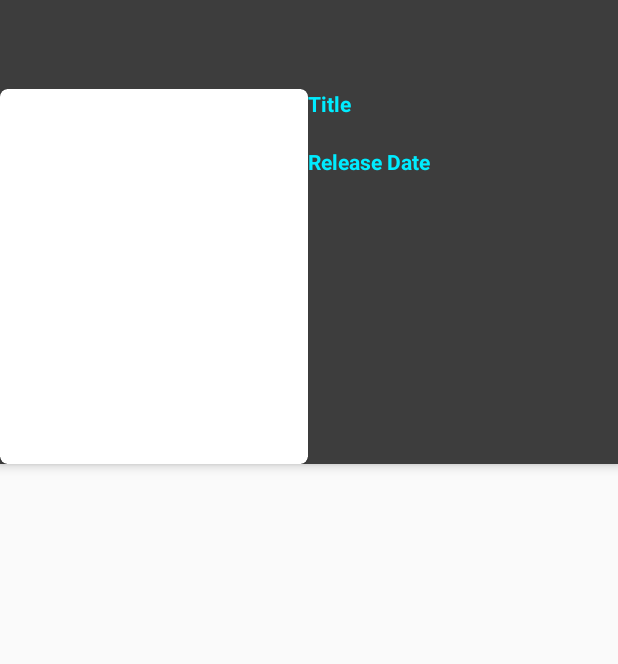
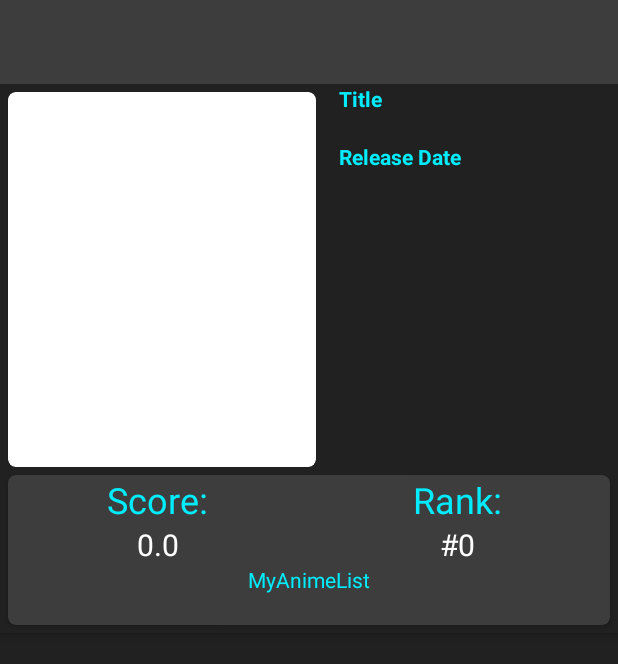
Before and after one commit to alengozy/AniDex, an Android app: the layout details_layout.xml on its own in the app's theme, with its tools: preview values and no code run, on a phone screen of 412 x 824 dp. Shown: the top 664 px of the screen. Run offline under Robolectric (Android 15) with nearby library versions, the phone set to English and light mode, and no system bars.

Commit message:
Details layout modifications and some new strings/dimensions

```diff
--- a/app/src/main/res/layout/details_layout.xml
+++ b/app/src/main/res/layout/details_layout.xml
@@ -3,42 +3,38 @@
     xmlns:app="http://schemas.android.com/apk/res-auto"
     android:layout_width="match_parent"
     android:layout_height="match_parent">
+
     <androidx.core.widget.NestedScrollView
         android:layout_width="match_parent"
         android:layout_height="match_parent"
+        android:background="@color/colorPrimaryDark"
         app:layout_behavior="@string/appbar_scrolling_view_behavior">
 
         <com.google.android.material.appbar.AppBarLayout
             android:id="@+id/appBarLayout"
             android:layout_width="match_parent"
             android:layout_height="wrap_content"
-            android:orientation="vertical"
-            >
+            android:background="@color/colorPrimaryDark"
+            android:orientation="vertical">
 
             <androidx.appcompat.widget.Toolbar
                 android:id="@+id/details_toolbar"
                 android:layout_width="match_parent"
                 android:layout_height="wrap_content"
+                android:background="@color/colorPrimary"
+                app:collapseIcon="@drawable/abc_vector_test"
                 app:layout_scrollFlags="scroll|enterAlways" />
 
-            <androidx.viewpager2.widget.ViewPager2
-                android:id="@+id/tabLayout"
+            <LinearLayout
                 android:layout_width="match_parent"
-                android:layout_height="wrap_content"
-                app:tabTextColor="@color/colorAccent">
-
-            </androidx.viewpager2.widget.ViewPager2>
-
-            <LinearLayout
-                android:layout_width="341dp"
-                android:layout_height="wrap_content"
-                android:orientation="horizontal"
-                android:layout_marginTop="@dimen/layout_margin_top3dp">
+                android:layout_height="255dp"
+                android:orientation="horizontal">
 
                 <androidx.cardview.widget.CardView
                     android:id="@+id/detail_card"
                     android:layout_width="205dp"
                     android:layout_height="250dp"
+                    android:layout_margin="5dp"
                     app:cardCornerRadius="5dp"
                     app:cardElevation="1dp">
 
@@ -54,35 +50,129 @@
 
 
                 </androidx.cardview.widget.CardView>
+
                 <LinearLayout
                     android:layout_width="match_parent"
                     android:layout_height="wrap_content"
                     android:orientation="vertical">
+
                     <TextView
                         android:layout_width="match_parent"
                         android:layout_height="wrap_content"
+                        android:layout_marginStart="@dimen/layout_margin_top10dp"
                         android:text="@string/title"
-                        android:textStyle="bold"
-                        android:textColor="@color/colorAccent" />
+                        android:textColor="@color/colorAccent"
+                        android:textStyle="bold" />
+
                     <TextView
                         android:id="@+id/detail_title"
                         android:layout_width="match_parent"
                         android:layout_height="wrap_content"
+                        android:layout_marginStart="@dimen/layout_margin_top10dp"
                         android:textColor="@color/white" />
+
                     <TextView
                         android:layout_width="match_parent"
                         android:layout_height="wrap_content"
+                        android:layout_marginStart="@dimen/layout_margin_top10dp"
                         android:text="@string/release_date"
-                        android:textStyle="bold"
-                        android:textColor="@color/colorAccent"/>
+                        android:textColor="@color/colorAccent"
+                        android:textStyle="bold" />
+
+                    <TextView
+                        android:id="@+id/detail_releasedate"
+                        android:layout_width="match_parent"
+                        android:layout_height="wrap_content"
+                        android:layout_marginStart="@dimen/layout_margin_top10dp" />
+
+
                 </LinearLayout>
 
             </LinearLayout>
+
+            <androidx.cardview.widget.CardView
+                android:layout_width="match_parent"
+                android:layout_height="100dp"
+                android:layout_margin="5dp"
+                app:cardBackgroundColor="@color/colorPrimary"
+                app:cardCornerRadius="5dp">
+
+                <LinearLayout
+                    android:layout_width="match_parent"
+                    android:layout_height="wrap_content"
+                    android:orientation="vertical">
+
+                    <GridLayout
+                        android:layout_width="match_parent"
+                        android:layout_height="match_parent"
+                        android:columnCount="2"
+                        android:orientation="vertical"
+                        android:rowCount="1">
+
+                        <LinearLayout
+                            android:layout_width="200dp"
+                            android:layout_height="wrap_content"
+                            android:orientation="vertical">
+
+                            <TextView
+                                android:layout_width="wrap_content"
+                                android:layout_height="wrap_content"
+                                android:text="@string/score"
+                                android:textColor="@color/colorAccent"
+                                android:textSize="@dimen/scoreranksize"
+                                android:layout_gravity="center"/>
+
+                            <TextView
+                                android:id="@+id/scoredetails"
+                                android:layout_width="wrap_content"
+                                android:layout_height="wrap_content"
+                                android:text="0.0"
+                                android:textColor="@color/white"
+                                android:textSize="20sp"
+                                android:layout_gravity="center"/>
+                        </LinearLayout>
+
+                        <LinearLayout
+                            android:layout_width="200dp"
+                            android:layout_height="wrap_content"
+                            android:orientation="vertical">
+
+                            <TextView
+                                android:layout_width="wrap_content"
+                                android:layout_height="wrap_content"
+                                android:text="@string/rank"
+                                android:textColor="@color/colorAccent"
+                                android:textSize="@dimen/scoreranksize"
+                                android:layout_gravity="center"/>
+
+                            <TextView
+                                android:id="@+id/rankdetails"
+                                android:layout_width="wrap_content"
+                                android:layout_height="wrap_content"
+                                android:text="#0"
+                                android:textSize="20sp"
+                                android:textColor="@color/white"
+                                android:layout_gravity="center" />
+                        </LinearLayout>
+                    </GridLayout>
+
+
+                    <TextView
+                        android:layout_width="wrap_content"
+                        android:layout_height="wrap_content"
+                        android:layout_gravity="center"
+                        android:text="@string/logo"
+                        android:textColor="@color/colorAccent" />
+
+
+                </LinearLayout>
+
+
+            </androidx.cardview.widget.CardView>
 
         </com.google.android.material.appbar.AppBarLayout>
 
     </androidx.core.widget.NestedScrollView>
 
 
-
 </androidx.coordinatorlayout.widget.CoordinatorLayout>
--- a/app/src/main/res/values/dimensions.xml
+++ b/app/src/main/res/values/dimensions.xml
@@ -14,4 +14,5 @@
     <dimen name="details_height">500dp</dimen>
     <dimen name="rating_padding_bottom">5dp</dimen>
     <dimen name="rating">12sp</dimen>
+    <dimen name="scoreranksize">24sp</dimen>
 </resources>
--- a/app/src/main/res/values/strings.xml
+++ b/app/src/main/res/values/strings.xml
@@ -11,4 +11,8 @@
     <string name="pref_airing">Now Airing</string>
     <string name="pref_highest_rated">Highest Rated</string>
     <string name="title_pref">Sort By</string>
+    <string name="logo">MyAnimeList</string>
+    <string name="score">Score:</string>
+    <string name="rank">Rank:</string>
+    <string name="ranklabel">#%1$s</string>
 </resources>
```
